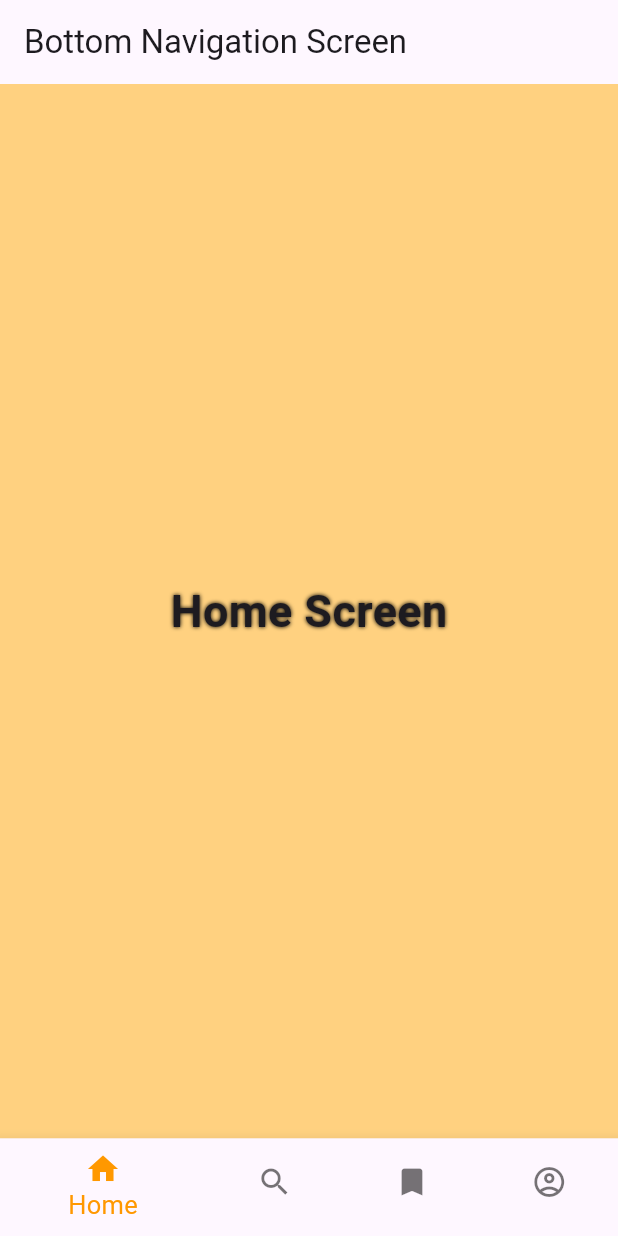
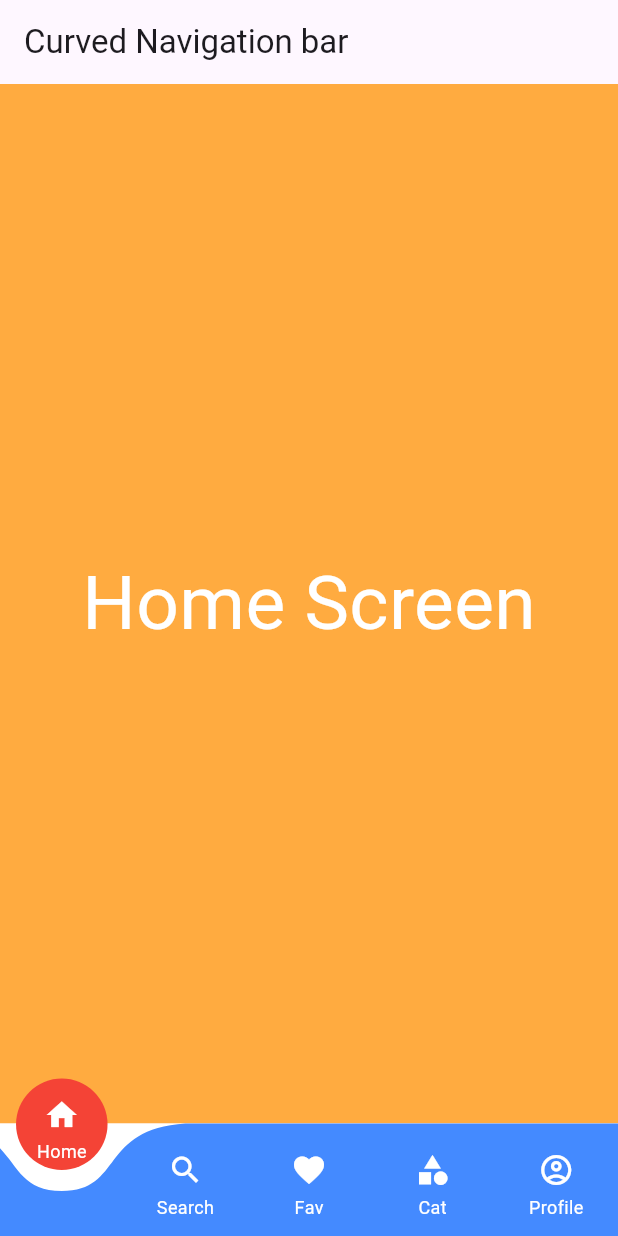
Before and after one commit to rahulkumardev24/flutter_all_widgets, a Flutter app: the screen it shows after launch, on a phone screen of 412 x 824 dp. Run offline on Flutter 3.47's test engine with Material 3 defaults, Android fonts, the phone set to English and light mode, and no system bars; drawn by our look-alikes of curved_navigation_bar.

Commit message:
curved bottom navigation

```diff
--- /dev/null
+++ b/lib/curved_navigation_bar.dart
@@ -0,0 +1,183 @@
+import 'package:curved_navigation_bar/curved_navigation_bar.dart';
+import 'package:flutter/material.dart';
+import 'package:flutter_all_concept/home_screen.dart';
+
+class CurvedNavigationScreen extends StatefulWidget {
+  const CurvedNavigationScreen({super.key});
+
+  @override
+  State<CurvedNavigationScreen> createState() => _CurvedNavigationBarState();
+}
+
+class _CurvedNavigationBarState extends State<CurvedNavigationScreen> {
+  /// current screen show defaulter
+  int current_screen = 0;
+
+  /// here we create screen you can also call your screen
+  List<Widget> screen = [
+    /// here we call home screen we already created
+    /// FIRST SCREEN
+    HomeScreen(),
+
+    /// search screen
+    /// SECOND SCREEN
+    Container(
+      height: double.infinity,
+      width: double.infinity,
+      color: Colors.greenAccent,
+      child: const Center(
+        child: Column(
+          mainAxisAlignment: MainAxisAlignment.center,
+          crossAxisAlignment: CrossAxisAlignment.center,
+          children: [
+            Text(
+              "Search Screen",
+              style: TextStyle(
+                  fontWeight: FontWeight.bold,
+                  fontSize: 30,
+                  color: Colors.red,
+                  shadows: [Shadow(color: Colors.black54, blurRadius: 3)]),
+            )
+          ],
+        ),
+      ),
+    ),
+
+    /// favourite screen
+    /// THIRD SCREEN
+    Container(
+      height: double.infinity,
+      width: double.infinity,
+      color: Colors.greenAccent,
+      child: const Center(
+        child: Column(
+          mainAxisAlignment: MainAxisAlignment.center,
+          crossAxisAlignment: CrossAxisAlignment.center,
+          children: [
+            Text(
+              "Favourite Screen",
+              style: TextStyle(
+                  fontWeight: FontWeight.bold,
+                  fontSize: 30,
+                  color: Colors.red,
+                  shadows: [Shadow(color: Colors.black54, blurRadius: 3)]),
+            )
+          ],
+        ),
+      ),
+    ),
+
+    /// category screen
+    /// FOURTH SCREEN
+
+    Container(
+      height: double.infinity,
+      width: double.infinity,
+      color: Colors.greenAccent,
+      child: const Center(
+        child: Column(
+          mainAxisAlignment: MainAxisAlignment.center,
+          crossAxisAlignment: CrossAxisAlignment.center,
+          children: [
+            Text(
+              "Category Screen",
+              style: TextStyle(
+                  fontWeight: FontWeight.bold,
+                  fontSize: 30,
+                  color: Colors.red,
+                  shadows: [Shadow(color: Colors.black54, blurRadius: 3)]),
+            )
+          ],
+        ),
+      ),
+    ),
+
+    /// profile screen
+    /// FIFTH SCREEN
+    Container(
+      height: double.infinity,
+      width: double.infinity,
+      color: Colors.greenAccent,
+      child: const Center(
+        child: Column(
+          mainAxisAlignment: MainAxisAlignment.center,
+          crossAxisAlignment: CrossAxisAlignment.center,
+          children: [
+            Text(
+              "Profile Screen",
+              style: TextStyle(
+                  fontWeight: FontWeight.bold,
+                  fontSize: 30,
+                  color: Colors.red,
+                  shadows: [Shadow(color: Colors.black54, blurRadius: 3)]),
+            )
+          ],
+        ),
+      ),
+    ),
+  ];
+
+  @override
+  Widget build(BuildContext context) {
+    return Scaffold(
+      appBar: AppBar(
+        title: Text("Curved Navigation bar "),
+      ),
+      body: screen[current_screen],
+      bottomNavigationBar: CurvedNavigationBar(
+        color: Colors.blueAccent,
+        backgroundColor: Colors.white,
+        buttonBackgroundColor: Colors.red,
+
+        onTap: (value){
+          setState(() {
+            current_screen = value ;
+          });
+
+        },
+        items: [
+
+          /// here we call
+          bottomItem("Home", Icons.home),
+          bottomItem("Search", Icons.search),
+          bottomItem("Fav", Icons.favorite),
+          bottomItem("Cat", Icons.category),
+          bottomItem("Profile", Icons.account_circle_outlined),
+        ],
+      ),
+    );
+  }
+
+  /// here we create custom widgets for navigation
+  Widget bottomItem(String label, IconData icon) {
+    return Padding(
+      padding: EdgeInsets.only(top: 8.0),
+      child: SizedBox(
+        height: 45,
+        width: 45,
+        child: Stack(
+          alignment: Alignment.topCenter,
+          children: [
+            Icon(
+              icon,
+              color: Colors.white,
+            ),
+            Positioned(
+                bottom: 0,
+                child: Text(
+                  label,
+                  style: const TextStyle(fontSize: 12, color: Colors.white),
+                ))
+          ],
+        ),
+      ),
+    );
+  }
+}
+
+/// STEP 1
+/// ADD DEPENDENCY
+/// curved_navigation_bar
+
+/// in this video create CURVED NAVIGATION BAR IN FLUTTER
+/// FINAL TEST
--- a/lib/home_screen.dart
+++ b/lib/home_screen.dart
@@ -6,7 +6,6 @@
   @override
   Widget build(BuildContext context) {
     return Scaffold(
-      appBar: AppBar(title: Text("Home screen "),),
       backgroundColor: Colors.orangeAccent,
       body: Center(child: Column(
         mainAxisAlignment: MainAxisAlignment.center,
--- a/lib/main.dart
+++ b/lib/main.dart
@@ -1,5 +1,6 @@
 import 'package:flutter/material.dart';
 import 'package:flutter_all_concept/bottom_navigation_screen.dart';
+import 'package:flutter_all_concept/curved_navigation_bar.dart';
 import 'package:flutter_all_concept/drawer_screen.dart';
 
 void main() {
@@ -20,7 +21,7 @@
         colorScheme: ColorScheme.fromSeed(seedColor: Colors.deepPurple),
         useMaterial3: true,
       ),
-      home: const BottomNavigationScreen()
+      home: const CurvedNavigationScreen()
     );
   }
 }
--- a/pubspec.yaml
+++ b/pubspec.yaml
@@ -35,6 +35,7 @@
   # The following adds the Cupertino Icons font to your application.
   # Use with the CupertinoIcons class for iOS style icons.
   cupertino_icons: ^1.0.8
+  curved_navigation_bar: ^1.0.6
 
 dev_dependencies:
   flutter_test:
```
Also changed, not shown: pubspec.lock.
